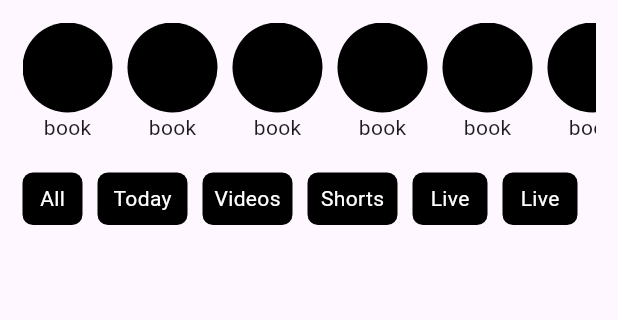
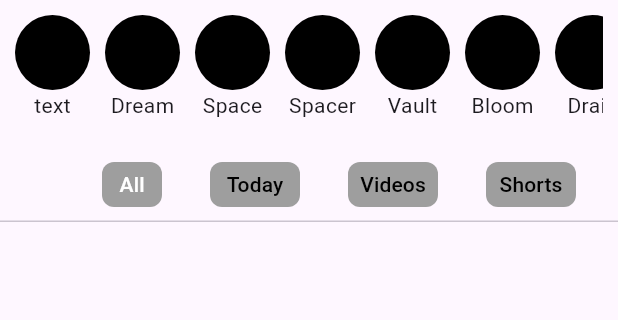
Before and after one commit to Barry3232/YouTube-App, a Flutter app: the SubscriptionScreen screen opened directly, on a phone screen of 412 x 824 dp, the part 84-404 px from its top. Run offline on Flutter 3.47's test engine with Material 3 defaults, Android fonts, the light colour scheme and no system bars; our stand-ins replace firebase_auth, firebase_core, firebase_database, firebase_storage, image_picker, video_player; accounts and stored records are empty.

Commit message:
new features

```diff
--- a/lib/screens/first_screen.dart
+++ b/lib/screens/first_screen.dart
@@ -4,6 +4,8 @@ import 'package:youtube_app/screens/subscription_screen.dart';
 import 'package:youtube_app/screens/upload_screen.dart';
 import 'package:youtube_app/screens/you_screen.dart';
 
+import '../model/post_model.dart';
+import '../service/firebase_database_service.dart';
 import 'home_videos.dart';
 
 class FirstScreen extends StatefulWidget {
@@ -15,7 +17,37 @@ class FirstScreen extends StatefulWidget {
   }
 }
 
+
+
 class FirstScreenState extends State<FirstScreen> {
+
+  bool isLoadingPosts = false;
+  List<PostModel> allPostList = [];
+  Future<void> fetchPost()async{
+    setState(() {
+      isLoadingPosts = true;
+    });
+    FirebaseDBService().readAllPost().
+    then((fbPost) {
+     final data = fbPost.value as Map;
+     data.forEach((key, value) {
+       final newPost = PostModel(title: value['title'], description: value['description'], id: DateTime.now().toString(), postDate: DateTime.parse(value['postDate']), userId: value['userId'], videoURL: value['videoUrl']);
+       allPostList.add(newPost);
+     });
+    // print( fbPost.value);
+
+    }).catchError((err)=> print(err)).
+    whenComplete(() => setState(() {
+      isLoadingPosts = false;
+    }));
+  }
+
+  @override
+  void initState() {
+    fetchPost();
+    super.initState();
+  }
+
   @override
   Widget build(BuildContext context) {
     return Scaffold(
@@ -56,50 +88,12 @@ class FirstScreenState extends State<FirstScreen> {
           ],
         ),
       ),
-      body: SingleChildScrollView(
-        child: Column(
-          children: [
-            HomeVideos(
-              color: Colors.red,
-                image: const AssetImage('assets/images/Thomas Stone.png'),
-                text:
-                    'First flutter application course - Flutter for beginners - Flutter tutorial',
-              ),
-            const SizedBox(
-              height: 15,
-            ),
-            HomeVideos(
-                color: Colors.brown,
-              image: const AssetImage('assets/images/Polina Kranz.png'),
-              text:
-                    'First flutter application course - Flutter for beginners - Flutter tutorial',),
-            const SizedBox(
-              height: 15,
-            ),
-            HomeVideos(
-              color: Colors.green,
-              image: const AssetImage('assets/images/Jens Röhrdanz.png'),
-                text:
-                    'First flutter application course - Flutter for beginners - Flutter tutorial',),
-            const SizedBox(
-              height: 15,
-            ),
-            HomeVideos(
-              color: Colors.black,
-              image: const AssetImage('assets/images/Allie Goldman.png'),
-                text:
-                    'First flutter application course - Flutter for beginners - Flutter tutorial', ),
-            const SizedBox(
-              height: 15,
-            ),
-            HomeVideos(
-              color: Colors.blueGrey,
-              image: const AssetImage('assets/images/Omari Norris.png'),
-                text:
-                    'First flutter application course - Flutter for beginners - Flutter tutorial', ),
-          ],
-        ),
-      ),
+      body: isLoadingPosts? const SizedBox(
+        height: 50,
+        width: 50,
+        child:  CircularProgressIndicator()
+      )  : ListView.separated(itemBuilder:  (context,index)=> HomeVideos(text: allPostList[index].title, color: Colors.grey, image: AssetImage('assets/images/Goggle.png')), separatorBuilder: (context,_ )=> SizedBox(height: 10,), itemCount: allPostList.length)
+
     );
   }
 }
--- a/lib/screens/home_videos.dart
+++ b/lib/screens/home_videos.dart
@@ -41,9 +41,9 @@ class HomeVideos extends StatelessWidget {
 
             ],
           ),
-          const Expanded(
+           Expanded(
             child: Text(
-                'First flutter application course - Flutter for beginners - Flutter tutorial'),
+                text),
           )
         ],
       )
--- a/lib/screens/nav_bar.dart
+++ b/lib/screens/nav_bar.dart
@@ -62,10 +62,10 @@ class _NavBarState extends State<NavBar> {
 }
 
 class BottomTab extends StatefulWidget {
-
+  const BottomTab({super.key, required this.index, required this.onTap});
   final int index;
   final ValueChanged<int> onTap;
-  const BottomTab({super.key, required this.index, required this.onTap});
+
 
   @override
   State<BottomTab> createState() => _BottomTabState();
--- a/lib/screens/shorts_screen.dart
+++ b/lib/screens/shorts_screen.dart
@@ -4,6 +4,7 @@ import 'package:youtube_app/posts/post.dart';
 
 class ShortsScreen extends StatefulWidget {
   const ShortsScreen({super.key});
+
 
   @override
   State<ShortsScreen> createState() {
@@ -13,13 +14,13 @@ class ShortsScreen extends StatefulWidget {
 
 class ShortsScreenState extends State<ShortsScreen> {
 
+
   final _controller = PageController();
-
   @override
   Widget build(BuildContext context) {
     return Scaffold(
-      backgroundColor: Colors.black,
-      body: PageView(
+      body:
+      PageView(
         scrollDirection: Axis.vertical,
         controller: _controller,
         children: [
--- a/lib/screens/subscription_screen.dart
+++ b/lib/screens/subscription_screen.dart
@@ -10,12 +10,15 @@ class SubscriptionScreen extends StatefulWidget {
   }
 }
 
-class SubscriptionScreenState extends State<SubscriptionScreen> {
-  // final isSelected = widget;
-  int function = 0;
-
+class SubscriptionScreenState extends State<SubscriptionScreen>
+    with TickerProviderStateMixin {
   @override
   Widget build(BuildContext context) {
+    TabController tabController = TabController(length: 8, vsync: this);
+
+    final deviceSize = MediaQuery
+        .of(context)
+        .size;
     return Scaffold(
         appBar: AppBar(
           automaticallyImplyLeading: false,
@@ -54,192 +57,234 @@ class SubscriptionScreenState extends State<SubscriptionScreen> {
             ],
           ),
         ),
-      body: Column(
+        body: SingleChildScrollView(
+            child: Column(
                 children: [
                   Padding(
-            padding: const EdgeInsets.all(15.0),
-            child: Column(
-              crossAxisAlignment: CrossAxisAlignment.start,
-              children: [
-                const SingleChildScrollView(
+                      padding: const EdgeInsets.all(10.0),
+                      child: SizedBox(
+                        width: deviceSize.width,
+                        child: SingleChildScrollView(
                           scrollDirection: Axis.horizontal,
                           child: Row(
                             children: [
-                        Column(
-                          children: [MyCircularAvatar(), Text('book')],
-                        ),
-                        SizedBox(
-                          width: 10,
-                        ),
-                        Column(
-                          children: [MyCircularAvatar(), Text('book')],
-                        ),
-                        SizedBox(
-                          width: 10,
-                        ),
-                        Column(
-                          children: [MyCircularAvatar(), Text('book')],
-                        ),
-                        SizedBox(
-                          width: 10,
-                        ),
-                        Column(
-                          children: [MyCircularAvatar(), Text('book')],
-                        ),
-                        SizedBox(
-                          width: 10,
-                        ),
-                        Column(
-                          children: [MyCircularAvatar(), Text('book')],
-                        ),
-                        SizedBox(
-                          width: 10,
-                        ),
-                        Column(
-                          children: [MyCircularAvatar(), Text('book')],
-                        ),
-                        SizedBox(
-                          width: 10,
-                        ),
-                        Column(
-                          children: [MyCircularAvatar(), Text('book')],
-                        ),
-                      ],
-                    )),
-                const SizedBox(
-                  height: 20,
-                ),
-                SingleChildScrollView(
-                  scrollDirection: Axis.horizontal,
-                  child: Row(
-                    children: [
-                      InkWell(
-                        onTap: () {},
-                        child: Container(
-                          alignment: Alignment.center,
-                          height: 35,
-                          width: 40,
-                          decoration: BoxDecoration(
-                              color: Colors.black,
-                              borderRadius: BorderRadius.circular(7)),
-                          child: const Text(
-                            'All',
-                            style: TextStyle(color: Colors.white),
-                          ),
-                        ),
-                      ),
+                              MyCircularAvatar(text: 'text'),
                               const SizedBox(
                                 width: 10,
                               ),
-                      InkWell(
-                        onTap: () {},
-                        child: Container(
-                          alignment: Alignment.center,
-                          height: 35,
-                          width: 60,
-                          decoration: BoxDecoration(
-                              color: Colors.black,
-                              borderRadius: BorderRadius.circular(7)),
-                          child: const Text(
-                            'Today',
-                            style: TextStyle(color: Colors.white),
-                          ),
-                        ),
-                      ),
+                              MyCircularAvatar(text: 'Dream'),
                               const SizedBox(
                                 width: 10,
                               ),
-                      InkWell(
-                        onTap: () {},
-                        child: Container(
-                          alignment: Alignment.center,
-                          height: 35,
-                          width: 60,
-                          decoration: BoxDecoration(
-                              color: Colors.black,
-                              borderRadius: BorderRadius.circular(7)),
-                          child: const Text(
-                            'Videos',
-                            style: TextStyle(color: Colors.white),
-                          ),
-                        ),
-                      ),
+                              MyCircularAvatar(text: 'Space'),
                               const SizedBox(
                                 width: 10,
                               ),
-                      InkWell(
-                        onTap: () {},
-                        child: Container(
-                          alignment: Alignment.center,
-                          height: 35,
-                          width: 60,
-                          decoration: BoxDecoration(
-                              color: Colors.black,
-                              borderRadius: BorderRadius.circular(7)),
-                          child: const Text(
-                            'Shorts',
-                            style: TextStyle(color: Colors.white),
-                          ),
-                        ),
-                      ),
+                              MyCircularAvatar(text: 'Spacer'),
                               const SizedBox(
                                 width: 10,
                               ),
-                      InkWell(
-                        onTap: () {},
-                        child: Container(
-                          alignment: Alignment.center,
-                          height: 35,
-                          width: 50,
-                          decoration: BoxDecoration(
-                              color: Colors.black,
-                              borderRadius: BorderRadius.circular(7)),
-                          child: const Text(
-                            'Live',
-                            style: TextStyle(color: Colors.white),
-                          ),
-                        ),
-                      ),
+                              MyCircularAvatar(text: 'Vault'),
                               const SizedBox(
                                 width: 10,
                               ),
-                      InkWell(
-                        onTap: () {},
-                        child: Container(
-                          alignment: Alignment.center,
-                          height: 35,
-                          width: 50,
-                          decoration: BoxDecoration(
-                              color: Colors.black,
-                              borderRadius: BorderRadius.circular(7)),
-                          child: const Text(
-                            'Live',
-                            style: TextStyle(color: Colors.white),
+                              MyCircularAvatar(text: 'Bloom'),
+                              const SizedBox(
+                                width: 10,
                               ),
-                        ),
-                      ),
+                              MyCircularAvatar(text: 'Drain')
                             ],
                           ),
                         ),
-              ],
+                      )),
+                  const SizedBox(
+                    height: 10,
+                  ),
+                  TabBar(
+                    unselectedLabelColor: Colors.black,
+                      labelColor: Colors.white,
+                      indicatorColor: Colors.transparent,
+                      // overlayColor: MaterialStateProperty<Colors.black?>?,
+                      isScrollable: true,
+                      controller: tabController, tabs: [
+                    Tab(
+                      child: Container(
+                        alignment: Alignment.center,
+                        width: 40,
+                        height: 30,
+                        decoration: BoxDecoration(
+                          color: Colors.grey,
+                          borderRadius: BorderRadius.circular(8)
+                          // border: ,
+                        ),
+                        child: const Text('All'),
+                      ),
+
+                    ),
+                    Tab(
+                      child: Container(
+                        alignment: Alignment.center,
+                        width: 60,
+                        height: 30,
+                        decoration: BoxDecoration(
+                            color: Colors.grey,
+                            borderRadius: BorderRadius.circular(8)
+                          // border: ,
+                        ),
+                        child: const Text('Today'),
                       ),
                     ),
-
-          // ElevatedButton(style:ButtonStyle(
-          //   backgroundColor:
-          //   MaterialStateProperty.resolveWith(
-          //           (states) => Colors.black),
-          //   overlayColor:
-          //   MaterialStateProperty.resolveWith(
-          //           (states) => Colors.blueGrey),
-          //   side: MaterialStateProperty.resolveWith(
-          //           (states) => const BorderSide(
-          //           color: Colors.black)),
-          // ),
-          // onPressed: (){}, child: Text('All')
-          // )
-        ],
+                    Tab(
+                      child: Container(
+                        alignment: Alignment.center,
+                        width: 60,
+                        height: 30,
+                        decoration: BoxDecoration(
+                            color: Colors.grey,
+                            borderRadius: BorderRadius.circular(8)
+                          // border: ,
                         ),
-    );
+                        child: const Text('Videos'),
+                      ),
+                    ),
+                    Tab(
+                      child: Container(
+                        alignment: Alignment.center,
+                        width: 60,
+                        height: 30,
+                        decoration: BoxDecoration(
+                            color: Colors.grey,
+                            borderRadius: BorderRadius.circular(8)
+                          // border: ,
+                        ),
+                        child: const Text('Shorts'),
+                      ),
+                    ),
+                    Tab(
+                      child: Container(
+                        alignment: Alignment.center,
+                        width: 45,
+                        height: 30,
+                        decoration: BoxDecoration(
+                            color: Colors.grey,
+                            borderRadius: BorderRadius.circular(8)
+                          // border: ,
+                        ),
+                        child: const Text('Live'),
+                      ),
+                    ),
+                    Tab(
+                      child: Container(
+                        alignment: Alignment.center,
+                        width: 55,
+                        height: 30,
+                        decoration: BoxDecoration(
+                            color: Colors.grey,
+                            borderRadius: BorderRadius.circular(8)
+                          // border: ,
+                        ),
+                        child: const Text('posts'),
+                      ),
+                    ),
+                    Tab(
+                      child: Container(
+                        alignment: Alignment.center,
+                        width: 150,
+                        height: 30,
+                        decoration: BoxDecoration(
+                            color: Colors.grey,
+                            borderRadius: BorderRadius.circular(8)
+                          // border: ,
+                        ),
+                        child: const Text('Continue watching'),
+                      ),
+                    ),
+                    Tab(
+                      child: Container(
+                        alignment: Alignment.center,
+                        width: 100,
+                        height: 30,
+                        decoration: BoxDecoration(
+                            color: Colors.grey,
+                            borderRadius: BorderRadius.circular(8)
+                          // border: ,
+                        ),
+                        child: const Text('Unwatched'),
+                      ),
+                    ),
+                    Tab(
+                      child: InkWell(
+                        onTap: (){},
+                        child: const Text('Settings',
+                        style: TextStyle(
+                          color: Colors.purple
+                        ),),
+                      ),
+                      // text: 'Settings',
+                    )
+                  ]),
+                ])));
   }
 }
+
+// body: SingleChildScrollView(
+//   child:
+//   Column(
+//     crossAxisAlignment: CrossAxisAlignment.start,
+//     children: [
+//       Row(
+//         children: [
+//           MyCircularAvatar(),
+//         ],
+//       ),
+//
+//       TabBarView(
+//           controller: tabController,
+//           children: [
+//             SingleChildScrollView(
+//               child: Column(
+//                 children: [
+//                   HomeVideos(
+//                       text:
+//                       'First flutter application course - Flutter for beginners - Flutter tutorial',
+//                       color: Colors.redAccent,
+//                       image: const AssetImage(
+//                           'assets/images/Thomas Stone.png')),
+//                   const SizedBox(
+//                     height: 10,
+//                   ),
+//                   HomeVideos(
+//                       text:
+//                       'First flutter application course - Flutter for beginners - Flutter tutorial',
+//                       color: Colors.blueGrey,
+//                       image: const AssetImage(
+//                           'assets/images/Thomas Stone.png')),
+//                   const SizedBox(
+//                     height: 10,
+//                   ),
+//                   HomeVideos(
+//                       text:
+//                       'First flutter application course - Flutter for beginners - Flutter tutorial',
+//                       color: Colors.brown,
+//                       image: const AssetImage(
+//                           'assets/images/Thomas Stone.png'))
+//                 ],
+//               ),
+//             ),
+//
+//             Text('Here'),
+//             Text('There'),
+//             Text('Them'),
+//             Text('Clam'),
+//             Text('View'),
+//             Text('View'),
+//             Text('View'),
+//             Text('View'),
+//             Text('View'),
+//           ],
+//         ),
+//
+//
+//     ],
+//   ),
+// ),
--- a/lib/service/firebase_database_service.dart
+++ b/lib/service/firebase_database_service.dart
@@ -15,8 +15,10 @@ class FirebaseDBService{
 
     }
 
-    Future<DatabaseReference> readPost()async{
-     return dbRef.child('post');
+    Future<DataSnapshot> readAllPost()async{
+     return
+      await dbRef.get();
+
     }
 
 }
--- a/lib/widgets/my_circular_avatar.dart
+++ b/lib/widgets/my_circular_avatar.dart
@@ -1,14 +1,19 @@
-
 import 'package:flutter/material.dart';
 
 class MyCircularAvatar extends StatelessWidget {
-  const MyCircularAvatar({super.key});
+  MyCircularAvatar({super.key, required this.text});
 
+  String text;
   @override
   Widget build(BuildContext context) {
-    return const CircleAvatar(
-        radius: 30,
-        backgroundColor: Colors.black,
-      );
+    return Column(
+      children: [
+        const CircleAvatar(
+          radius: 25,
+          backgroundColor: Colors.black,
+        ),
+        Text(text)
+      ],
+    );
   }
 }
```
Also changed, not shown: lib/screens/screen.dart (+182 -0 lines), assets/images/Goggle.png (added), assets/images/youtube.png (added). Lines whose indentation alone changed are shown as unchanged.
